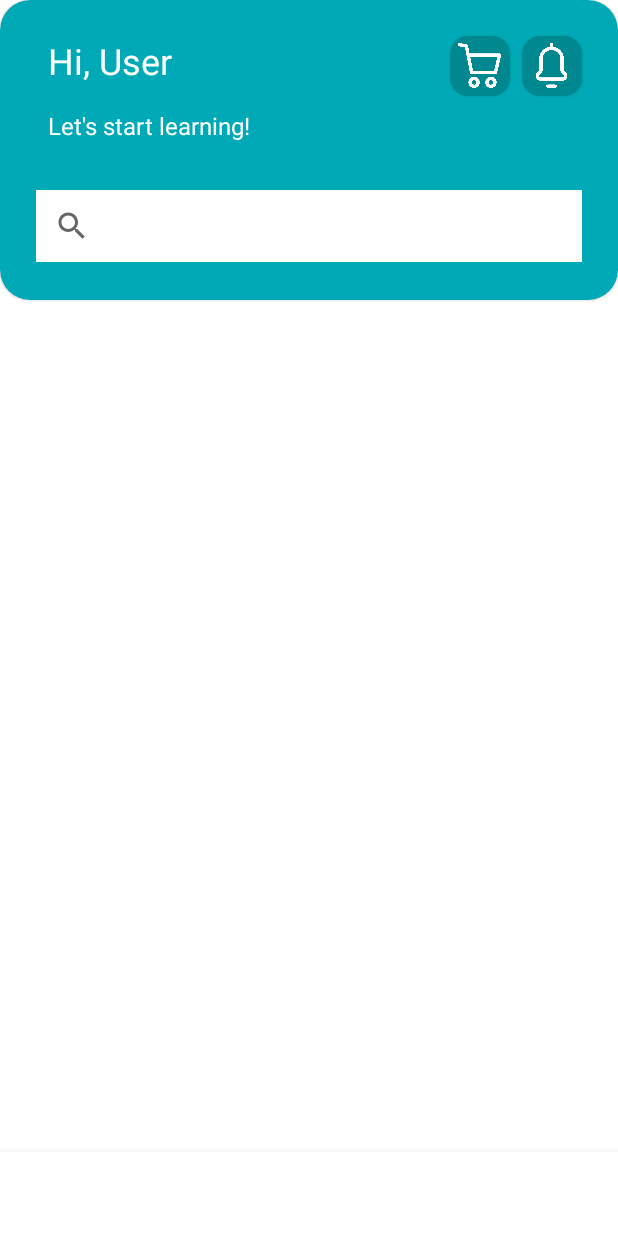
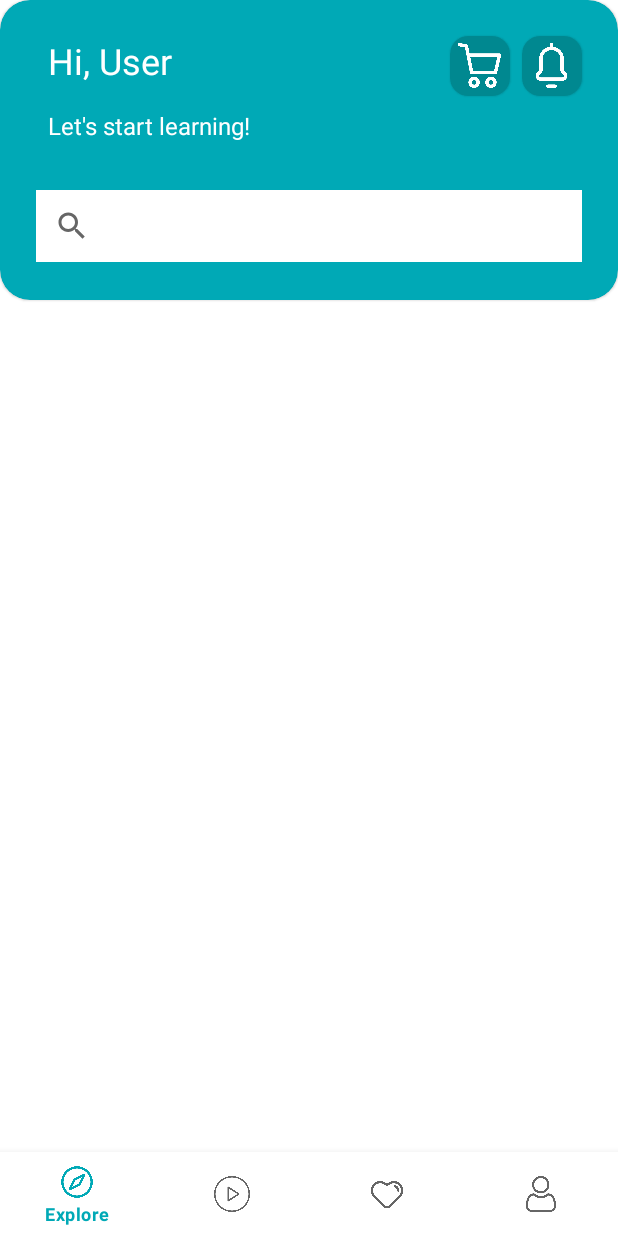
Before and after one commit to yamlakyam/FunLearn, an Android app: the fragment HomeFragment shown on its own in the app's theme, on a phone screen of 412 x 824 dp. Run offline under Robolectric (Android 15) with nearby library versions, the phone set to English and light mode, and no system bars.

Commit message:
added menu items to the bottom nav bar

```diff
--- a/app/build.gradle
+++ b/app/build.gradle
@@ -34,6 +34,7 @@ dependencies {
     implementation 'androidx.constraintlayout:constraintlayout:2.1.2'
     implementation 'com.android.support:cardview-v7:28.0.0'
     implementation 'androidx.legacy:legacy-support-v4:1.0.0'
+    implementation 'androidx.mediarouter:mediarouter:1.2.5'
     testImplementation 'junit:junit:4.+'
     androidTestImplementation 'androidx.test.ext:junit:1.1.3'
     androidTestImplementation 'androidx.test.espresso:espresso-core:3.4.0'
--- a/app/src/main/res/layout/fragment_home.xml
+++ b/app/src/main/res/layout/fragment_home.xml
@@ -102,6 +102,7 @@
         android:layout_height="wrap_content"
         app:layout_constraintBottom_toBottomOf="parent"
         app:layout_constraintEnd_toEndOf="parent"
-        app:layout_constraintStart_toStartOf="parent" />
+        app:layout_constraintStart_toStartOf="parent"
+        app:menu="@menu/menu_bottom_bar" />
 
 </androidx.constraintlayout.widget.ConstraintLayout>
--- /dev/null
+++ b/app/src/main/res/menu/menu_bottom_bar.xml
@@ -0,0 +1,18 @@
+<?xml version="1.0" encoding="utf-8"?>
+<menu xmlns:tools="http://schemas.android.com/tools"
+    xmlns:app="http://schemas.android.com/apk/res-auto"
+    xmlns:android="http://schemas.android.com/apk/res/android">
+
+    <item
+        android:icon="@drawable/explore"
+        android:title="Explore" />
+    <item
+        android:icon="@drawable/play"
+        android:title="My Course" />
+    <item
+        android:icon="@drawable/wishlist"
+        android:title="WishList" />
+    <item
+        android:icon="@drawable/user"
+        android:title="Account" />
+</menu>
```
Also changed, not shown: app/src/main/res/drawable-v24/explore.png (added), app/src/main/res/drawable-v24/play.png (added), app/src/main/res/drawable-v24/user.png (added), app/src/main/res/drawable-v24/wishlist.png (added).
